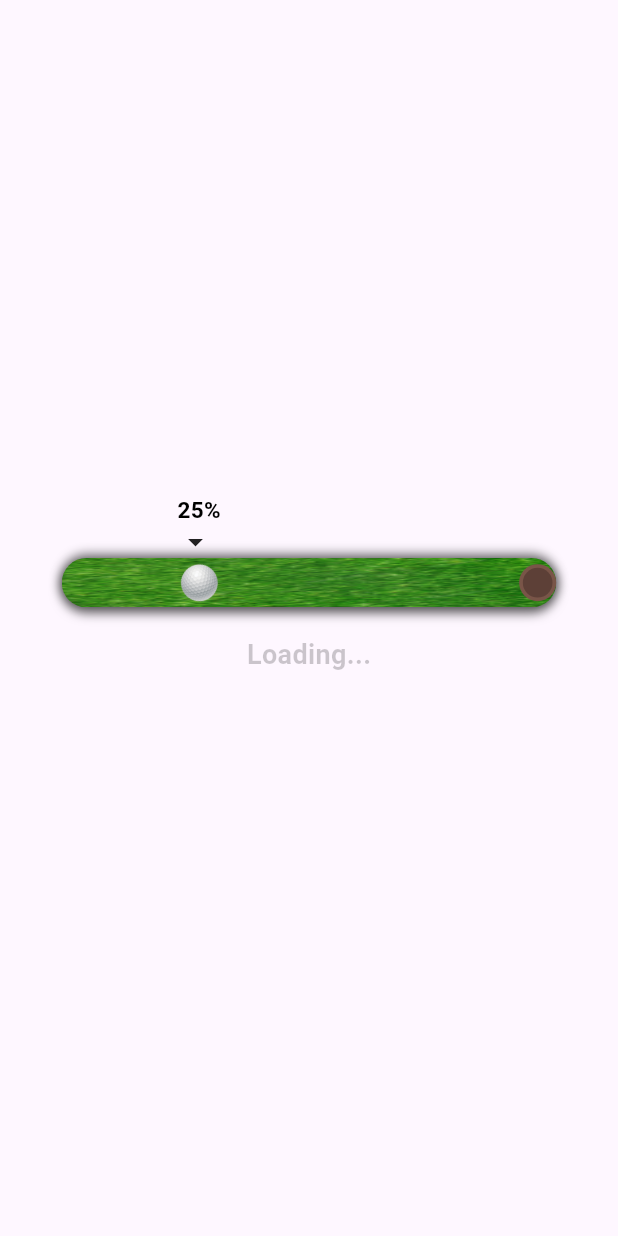
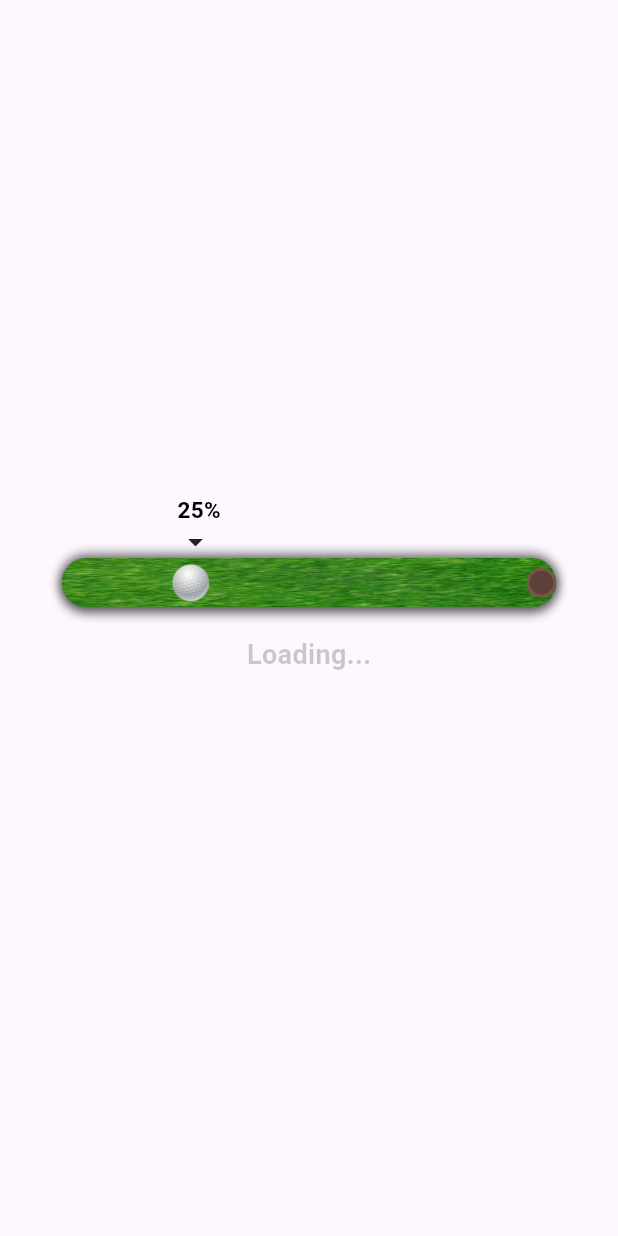
Before and after one commit to H4M1Z/Progress-Bar, a Flutter app: the first screen one second after launch, on a phone screen of 412 x 824 dp. Run offline on Flutter 3.47's test engine with Material 3 defaults, Android fonts, the phone set to English and light mode, and no system bars.

Commit message:
Third Commit

```diff
--- a/lib/linear_bar.dart
+++ b/lib/linear_bar.dart
@@ -11,8 +11,8 @@ class Hole extends StatelessWidget {
         MediaQuery.sizeOf(context).height * 0.04);
     return CustomPaint(
       painter: HolePainter(),
-      size: Size(defaultBarSize.width - MediaQuery.sizeOf(context).width * 0.74,
-          defaultBarSize.height - MediaQuery.sizeOf(context).height * 0.008),
+      size: Size(barWidth! * 0.06,
+          defaultBarSize.height - MediaQuery.sizeOf(context).height * 0.004),
     );
   }
 }
```
Also changed, not shown: lib/linear_progress_bar.dart (+4 -4 lines).
